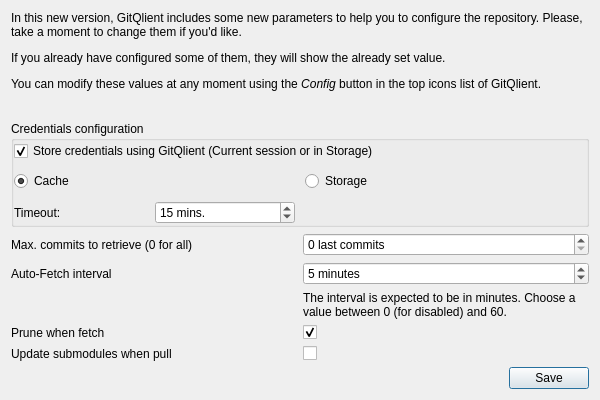
First picture: the form in src/aux_widgets/InitialRepoConfig.ui, repository francescmm/GitQlient, before the edit.
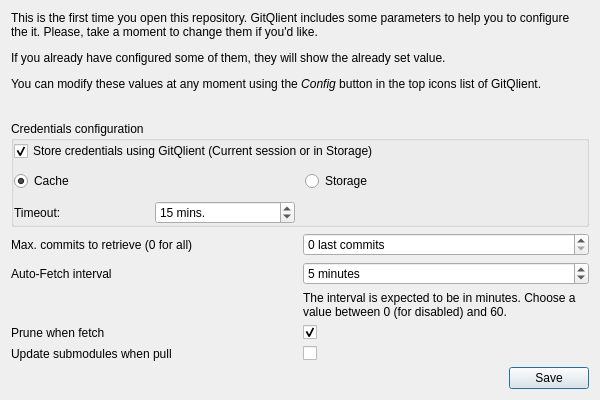
Second picture: the form after the edit. Custom widgets are drawn as their Qt base class.

```diff
--- a/src/aux_widgets/InitialRepoConfig.ui
+++ b/src/aux_widgets/InitialRepoConfig.ui
@@ -29,7 +29,7 @@
    <item row="0" column="0" colspan="2">
     <widget class="QLabel" name="label_4">
      <property name="text">
-      <string>&lt;html&gt;&lt;head/&gt;&lt;body&gt;&lt;p&gt;In this new version, GitQlient includes some new parameters to help you to configure the repository. Please, take a moment to change them if you'd like.&lt;/p&gt;&lt;p&gt;If you already have configured some of them, they will show the already set value.&lt;/p&gt;&lt;p&gt;You can modify these values at any moment using the &lt;span style=&quot; font-style:italic;&quot;&gt;Config &lt;/span&gt;button in the top icons list of GitQlient.&lt;/p&gt;&lt;/body&gt;&lt;/html&gt;</string>
+      <string>&lt;html&gt;&lt;head/&gt;&lt;body&gt;&lt;p&gt;This is the first time you open this repository. GitQlient includes some parameters to help you to configure the it. Please, take a moment to change them if you'd like.&lt;/p&gt;&lt;p&gt;If you already have configured some of them, they will show the already set value.&lt;/p&gt;&lt;p&gt;You can modify these values at any moment using the &lt;span style=&quot; font-style:italic;&quot;&gt;Config &lt;/span&gt;button in the top icons list of GitQlient.&lt;/p&gt;&lt;/body&gt;&lt;/html&gt;</string>
      </property>
      <property name="wordWrap">
       <bool>true</bool>
```
